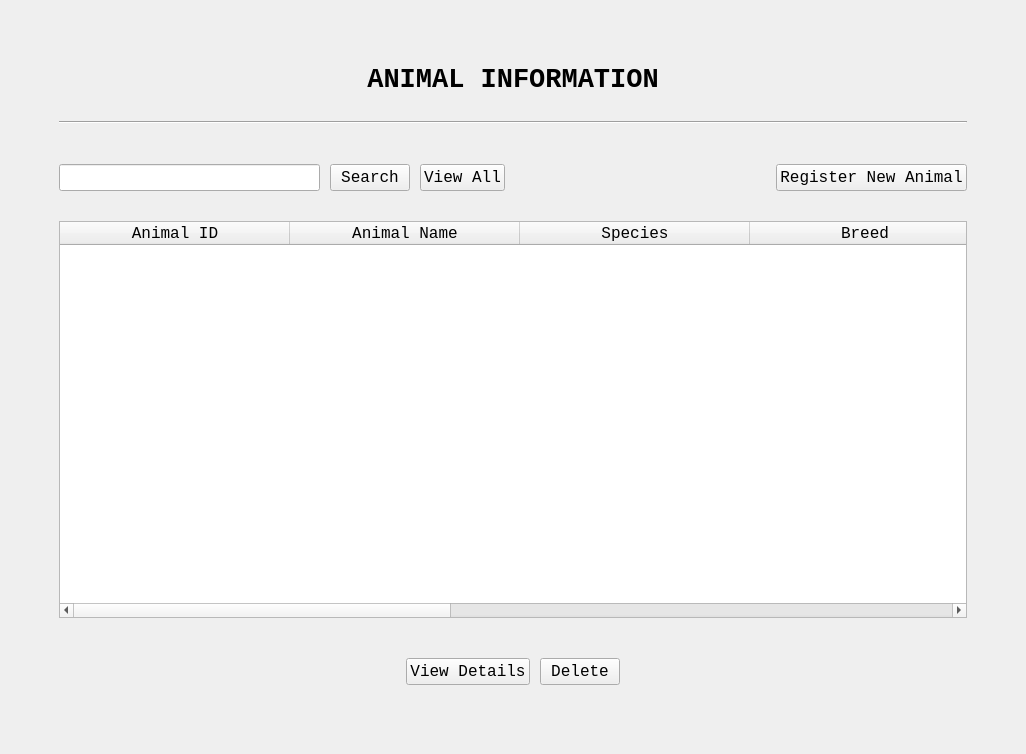
Before: the Qt Designer form AnimalInformationUI.ui in ASNaeem/Simple-VCMS, drawn with Qt 5.
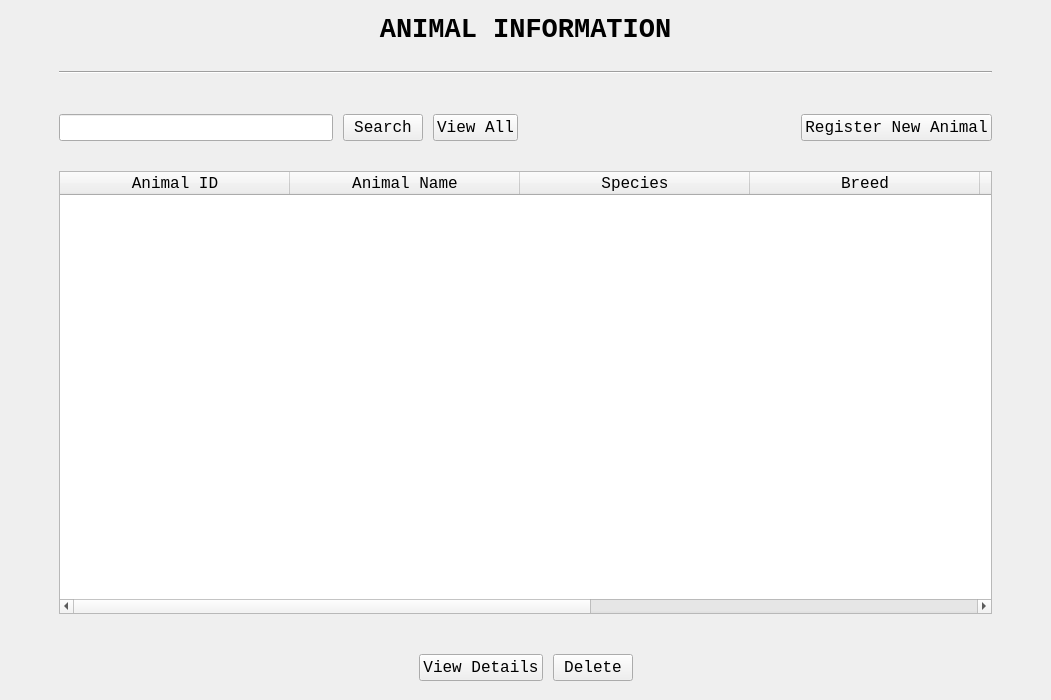
After: the same form once the commit is applied.

The edit to the form file:
```diff
--- a/AnimalInformationUI.ui
+++ b/AnimalInformationUI.ui
@@ -6,8 +6,8 @@
    <rect>
     <x>0</x>
     <y>0</y>
-    <width>1026</width>
-    <height>754</height>
+    <width>1051</width>
+    <height>700</height>
    </rect>
   </property>
   <property name="windowTitle">
@@ -24,13 +24,13 @@
        <number>50</number>
       </property>
       <property name="topMargin">
-       <number>50</number>
+       <number>0</number>
       </property>
       <property name="rightMargin">
        <number>50</number>
       </property>
       <property name="bottomMargin">
-       <number>50</number>
+       <number>0</number>
       </property>
       <item>
        <layout class="QGridLayout" name="gridLayout_12">
```
